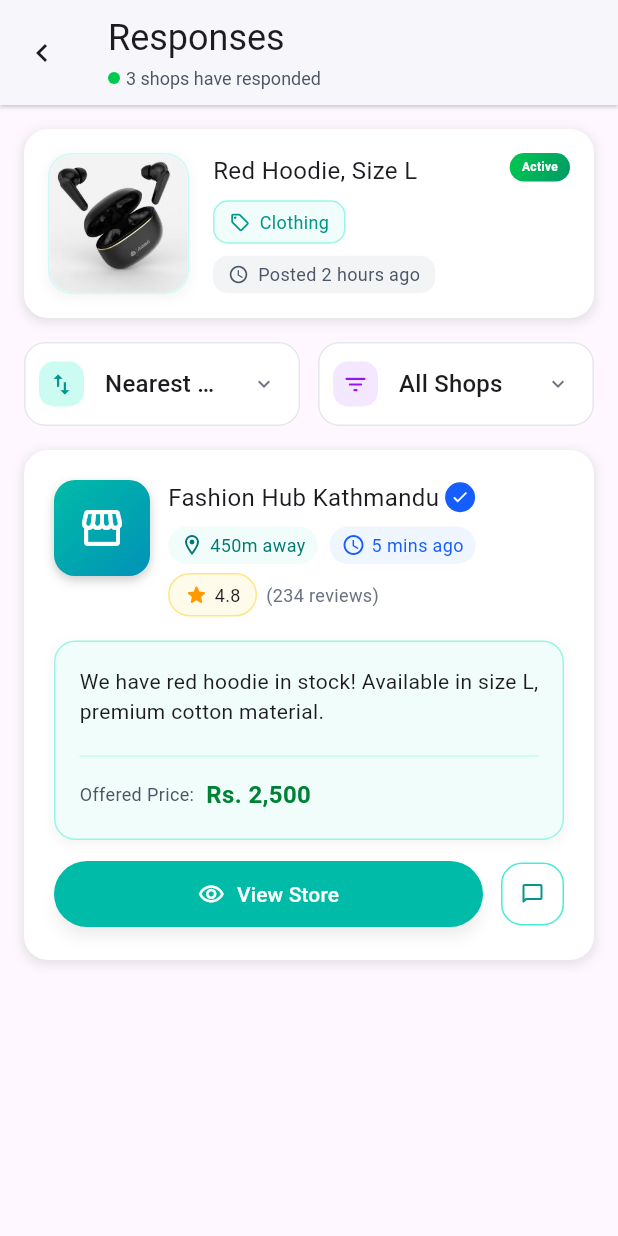
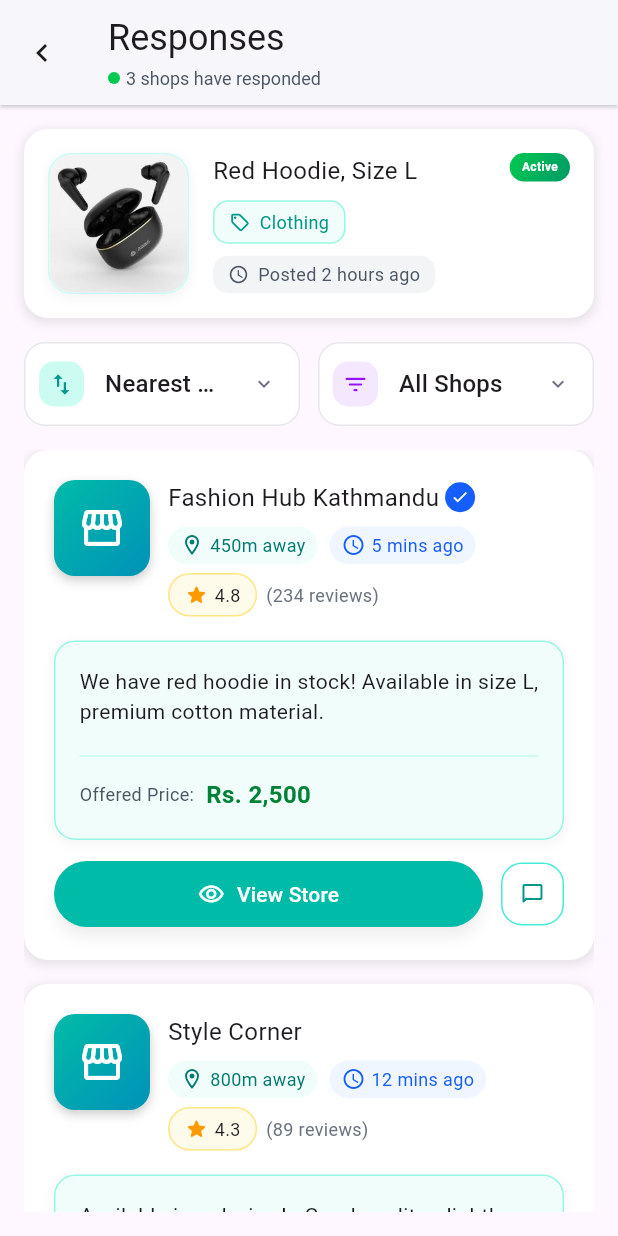
Before and after one commit to pujandhakal/Grabbit, a Flutter app: the ShopsRespondedPage screen opened directly, on a phone screen of 412 x 824 dp. Run offline on Flutter 3.47's test engine with Material 3 defaults, Android fonts, the phone set to English and light mode, and no system bars; our stand-ins replace flutter_svg, google_fonts, percent_indicator.

Commit message:
Made Shops Responded card reusable

```diff
--- a/lib/pages/user/shops_responded_page.dart
+++ b/lib/pages/user/shops_responded_page.dart
@@ -62,8 +62,7 @@ class _ShopsRespondedPageState extends State<ShopsRespondedPage> {
           ],
         ),
       ),
-      body: SingleChildScrollView(
-        child: Padding(
+      body: Padding(
         padding: EdgeInsets.symmetric(horizontal: 16, vertical: 16),
         child: Column(
           children: [
@@ -81,9 +80,44 @@ class _ShopsRespondedPageState extends State<ShopsRespondedPage> {
             ),
 
             //list of shops responded
-              ShopsRespondedListCard(),
+            Expanded(
+              child: ListView(
+                children: [
+                  ShopsRespondedListCard(
+                    shopName: 'Fashion Hub Kathmandu',
+                    distance: '450m',
+                    postedTime: '5 mins',
+                    rating: 4.8,
+                    noOfReviews: 234,
+                    description:
+                        'We have red hoodie in stock! Available in size L, premium cotton material.',
+                    offeredPrice: "2,500",
+                  ),
+                  ShopsRespondedListCard(
+                    isVerified: false,
+                    shopName: 'Style Corner',
+                    distance: '800m',
+                    postedTime: '12 mins',
+                    rating: 4.3,
+                    noOfReviews: 89,
+                    description:
+                        'Available in red, size L. Good quality, slightly used condition.',
+                    offeredPrice: "1,800",
+                  ),
+                  ShopsRespondedListCard(
+                    shopName: 'Clothing Paradise',
+                    distance: '1.2km',
+                    postedTime: '25 mins',
+                    rating: 4.9,
+                    noOfReviews: 456,
+                    description:
+                        'Brand new red hoodie, size L available. Can deliver within 30 mins!',
+                    offeredPrice: "2,800",
+                  ),
                 ],
               ),
+            ),
+          ],
         ),
       ),
     );
--- a/lib/util/shops_responded_list_card.dart
+++ b/lib/util/shops_responded_list_card.dart
@@ -1,9 +1,28 @@
 import 'package:flutter/material.dart';
+import 'package:grabbit/pages/chat_screen.dart';
 import 'package:grabbit/pages/user/Store_details_screen.dart';
 import 'package:grabbit/util/Shop/gradient_icon.dart';
 
 class ShopsRespondedListCard extends StatefulWidget {
-  const ShopsRespondedListCard({super.key});
+  final String shopName;
+  final String distance;
+  final String postedTime;
+  final double rating;
+  final int noOfReviews;
+  final String description;
+  final bool isVerified;
+  final String offeredPrice;
+  const ShopsRespondedListCard({
+    super.key,
+    required this.shopName,
+    required this.distance,
+    required this.postedTime,
+    required this.rating,
+    required this.noOfReviews,
+    required this.description,
+    required this.offeredPrice,
+    this.isVerified = true,
+  });
 
   @override
   State<ShopsRespondedListCard> createState() => _ShopsRespondedListCardState();
@@ -14,6 +33,7 @@ class _ShopsRespondedListCardState extends State<ShopsRespondedListCard> {
   Widget build(BuildContext context) {
     return Container(
       padding: EdgeInsets.all(20),
+      margin: EdgeInsets.only(bottom: 16),
       decoration: BoxDecoration(
           color: Colors.white,
           borderRadius: BorderRadius.circular(16),
@@ -46,24 +66,26 @@ class _ShopsRespondedListCardState extends State<ShopsRespondedListCard> {
                   Row(
                     children: [
                       Text(
-                        "Fashion Hub Kathmandu",
+                        widget.shopName,
                         style: TextStyle(fontSize: 16),
                       ),
                       SizedBox(
                         width: 4,
                       ),
-                      Container(
+                      widget.isVerified
+                          ? Container(
                               padding: EdgeInsets.all(4),
                               decoration: BoxDecoration(
                                 color: Color(0xff155DFC),
-                          borderRadius: BorderRadius.circular(28),
+                                shape: BoxShape.circle,
                               ),
                               child: Icon(
                                 Icons.check,
                                 color: Colors.white,
                                 size: 12,
                               ),
-                      ),
+                            )
+                          : SizedBox.shrink(),
                     ],
                   ),
                   SizedBox(
@@ -91,7 +113,7 @@ class _ShopsRespondedListCardState extends State<ShopsRespondedListCard> {
                               width: 4,
                             ),
                             Text(
-                              "450m away",
+                              "${widget.distance} away",
                               style: TextStyle(
                                 fontSize: 12,
                                 color: Color(0xff00786F),
@@ -123,7 +145,7 @@ class _ShopsRespondedListCardState extends State<ShopsRespondedListCard> {
                               width: 4,
                             ),
                             Text(
-                              "5 mins ago",
+                              "${widget.postedTime} ago",
                               style: TextStyle(
                                 fontSize: 12,
                                 color: Color(0xff155DFC),
@@ -163,7 +185,7 @@ class _ShopsRespondedListCardState extends State<ShopsRespondedListCard> {
                               width: 4,
                             ),
                             Text(
-                              "4.8",
+                              widget.rating.toString(),
                               style: TextStyle(
                                 fontSize: 12,
                               ),
@@ -177,7 +199,7 @@ class _ShopsRespondedListCardState extends State<ShopsRespondedListCard> {
 
                       //reviews
                       Text(
-                        "(234 reviews)",
+                        "(${widget.noOfReviews} reviews)",
                         style: TextStyle(
                           fontSize: 12,
                           color: Color(0xff6A7282),
@@ -214,7 +236,7 @@ class _ShopsRespondedListCardState extends State<ShopsRespondedListCard> {
             child: Column(
               children: [
                 Text(
-                  "We have red hoodie in stock! Available in size L, premium cotton material.",
+                  widget.description,
                 ),
                 SizedBox(
                   height: 12,
@@ -239,7 +261,7 @@ class _ShopsRespondedListCardState extends State<ShopsRespondedListCard> {
                       width: 8,
                     ),
                     Text(
-                      "Rs. 2,500",
+                      "Rs. ${widget.offeredPrice}",
                       style: TextStyle(
                         fontSize: 16,
                         color: Color(0xff008236),
@@ -298,7 +320,16 @@ class _ShopsRespondedListCardState extends State<ShopsRespondedListCard> {
               SizedBox(
                 width: 12,
               ),
-              Container(
+              GestureDetector(
+                onTap: () {
+                  Navigator.push(
+                    context,
+                    MaterialPageRoute(
+                      builder: (context) => ChatScreen(),
+                    ),
+                  );
+                },
+                child: Container(
                   padding: EdgeInsets.all(12),
                   decoration: BoxDecoration(
                     border: Border.all(
@@ -311,6 +342,7 @@ class _ShopsRespondedListCardState extends State<ShopsRespondedListCard> {
                     size: 16,
                     color: Color(0xff009689),
                   ),
+                ),
               )
             ],
           )
```
Lines whose indentation alone changed are shown as unchanged.
